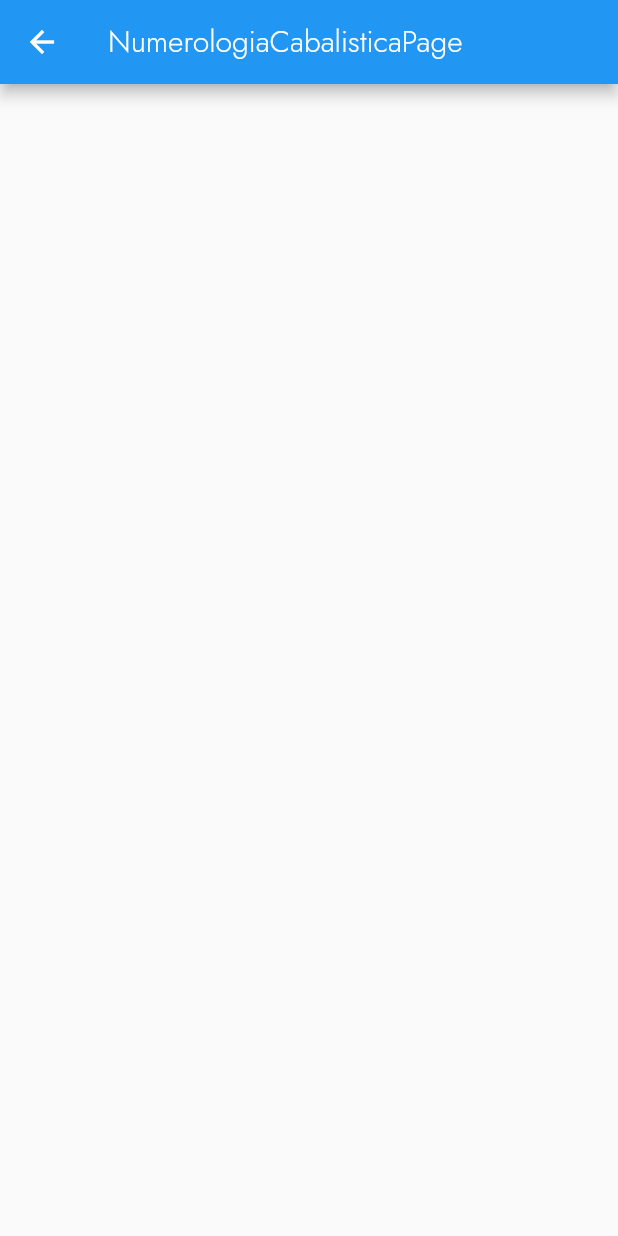
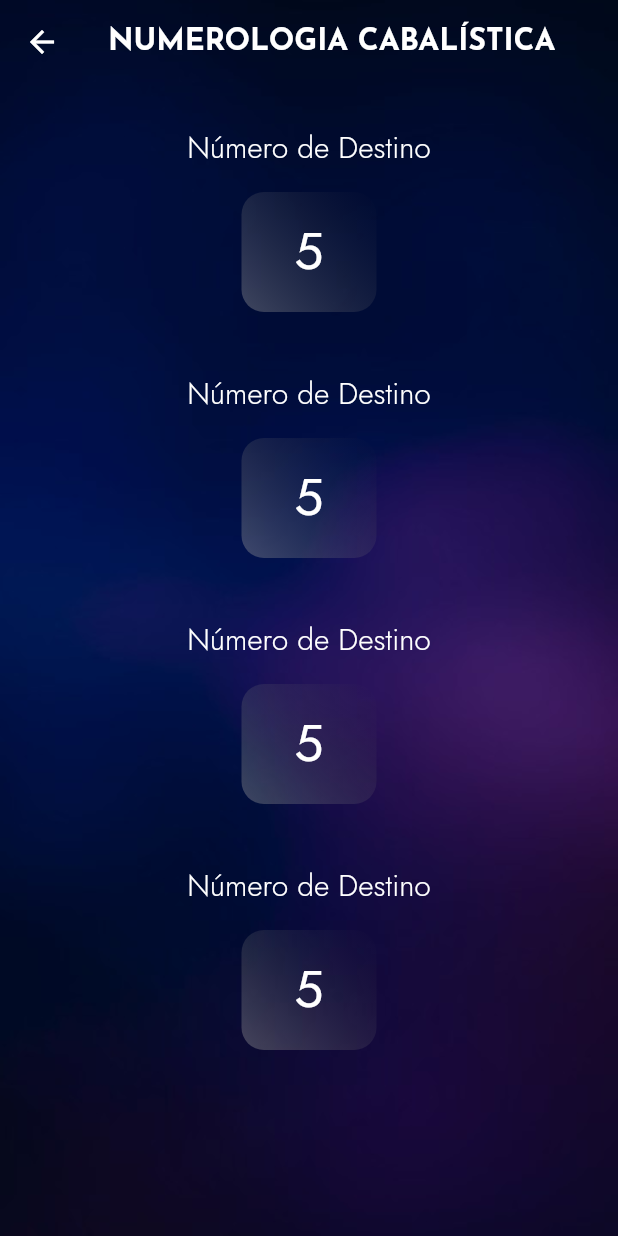
Before and after one commit to rsjulie/numerio, a Flutter app: the NumerologiaCabalisticaPage screen opened by its route, on a phone screen of 412 x 824 dp. Run offline on Flutter 3.47's test engine with Material 2 defaults, Android fonts, the phone set to English and light mode, and no system bars; our stand-ins replace flutter_holo_date_picker, get, google_fonts.

Commit message:
page numerologia_cabalistica

```diff
--- a/lib/app/app_routes.dart
+++ b/lib/app/app_routes.dart
@@ -24,7 +24,7 @@ class AppRouters {
       binding: FormBindings(),
       page: () => FormPage(),
       transition: Transition.fade,
-      transitionDuration: const Duration(seconds: 2),
+      transitionDuration: const Duration(seconds: 1),
     ),
     GetPage(
       name: '/home',
--- a/lib/app/pages/numerologia_cabalistica/numerologia_cabalistica_page.dart
+++ b/lib/app/pages/numerologia_cabalistica/numerologia_cabalistica_page.dart
@@ -9,10 +9,140 @@ class NumerologiaCabalisticaPage
   @override
   Widget build(BuildContext context) {
     return Scaffold(
-      appBar: AppBar(
-        title: const Text('NumerologiaCabalisticaPage'),
+      body: Container(
+        width: MediaQuery.of(context).size.width,
+        height: MediaQuery.of(context).size.height,
+        decoration: const BoxDecoration(
+          image: DecorationImage(
+            image: AssetImage('assets/images/background_modules.jpg'),
+            fit: BoxFit.cover,
+          ),
+        ),
+        child: NestedScrollView(
+          headerSliverBuilder: (BuildContext context, bool innerBoxIsScrolled) {
+            return <Widget>[
+              const SliverAppBar(
+                title: Text(
+                  'NUMEROLOGIA CABALÍSTICA',
+                  style: TextStyle(
+                      fontFamily: 'Josefin', fontWeight: FontWeight.bold),
+                ),
+                backgroundColor: Colors.transparent,
+              )
+            ];
+          },
+          body: Padding(
+            padding: const EdgeInsets.all(28.0),
+            child: Column(
+              children: [
+                Text(
+                  'Número de Destino',
+                  style: Theme.of(context)
+                      .textTheme
+                      .headline6!
+                      .copyWith(fontWeight: FontWeight.w300),
+                ),
+                const SizedBox(height: 15),
+                Container(
+                  height: 80,
+                  width: 90,
+                  decoration: BoxDecoration(
+                    borderRadius: BorderRadius.circular(15),
+                    gradient: LinearGradient(colors: [
+                      const Color.fromARGB(0, 73, 73, 73),
+                      Colors.grey.withOpacity(0.4)
+                    ], begin: Alignment.topRight, end: Alignment.bottomLeft),
+                  ),
+                  child: Center(
+                    child: Text(
+                      '5',
+                      style: Theme.of(context).textTheme.headline4,
+                    ),
+                  ),
+                ),
+                const SizedBox(height: 40),
+                Text(
+                  'Número de Destino',
+                  style: Theme.of(context)
+                      .textTheme
+                      .headline6!
+                      .copyWith(fontWeight: FontWeight.w300),
+                ),
+                const SizedBox(height: 15),
+                Container(
+                  height: 80,
+                  width: 90,
+                  decoration: BoxDecoration(
+                    borderRadius: BorderRadius.circular(15),
+                    gradient: LinearGradient(colors: [
+                      const Color.fromARGB(0, 73, 73, 73),
+                      Colors.grey.withOpacity(0.4)
+                    ], begin: Alignment.topRight, end: Alignment.bottomLeft),
+                  ),
+                  child: Center(
+                    child: Text(
+                      '5',
+                      style: Theme.of(context).textTheme.headline4,
+                    ),
+                  ),
+                ),
+                const SizedBox(height: 40),
+                Text(
+                  'Número de Destino',
+                  style: Theme.of(context)
+                      .textTheme
+                      .headline6!
+                      .copyWith(fontWeight: FontWeight.w300),
+                ),
+                const SizedBox(height: 15),
+                Container(
+                  height: 80,
+                  width: 90,
+                  decoration: BoxDecoration(
+                    borderRadius: BorderRadius.circular(15),
+                    gradient: LinearGradient(colors: [
+                      const Color.fromARGB(0, 73, 73, 73),
+                      Colors.grey.withOpacity(0.4)
+                    ], begin: Alignment.topRight, end: Alignment.bottomLeft),
+                  ),
+                  child: Center(
+                    child: Text(
+                      '5',
+                      style: Theme.of(context).textTheme.headline4,
+                    ),
+                  ),
+                ),
+                const SizedBox(height: 40),
+                Text(
+                  'Número de Destino',
+                  style: Theme.of(context)
+                      .textTheme
+                      .headline6!
+                      .copyWith(fontWeight: FontWeight.w300),
+                ),
+                const SizedBox(height: 15),
+                Container(
+                  height: 80,
+                  width: 90,
+                  decoration: BoxDecoration(
+                    borderRadius: BorderRadius.circular(15),
+                    gradient: LinearGradient(colors: [
+                      const Color.fromARGB(0, 73, 73, 73),
+                      Colors.grey.withOpacity(0.4)
+                    ], begin: Alignment.topRight, end: Alignment.bottomLeft),
+                  ),
+                  child: Center(
+                    child: Text(
+                      '5',
+                      style: Theme.of(context).textTheme.headline4,
+                    ),
+                  ),
+                ),
+              ],
+            ),
+          ),
+        ),
       ),
-      body: Container(),
     );
   }
 }
```
Also changed, not shown: assets/images/background_modules.jpg (added).
